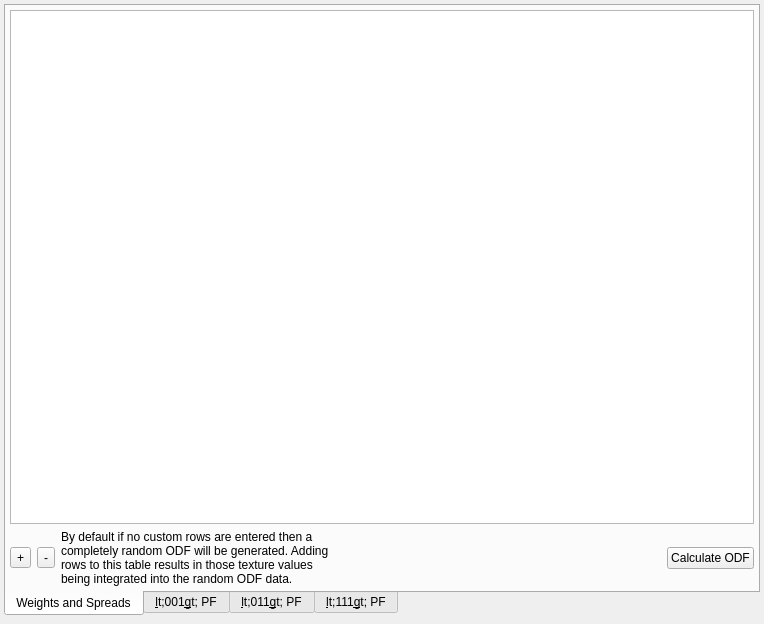
First picture: the form in Source/StatsGenerator/UI_Files/StatsGenODFWidget.ui, repository BlueQuartzSoftware/DREAM3D, before the edit.
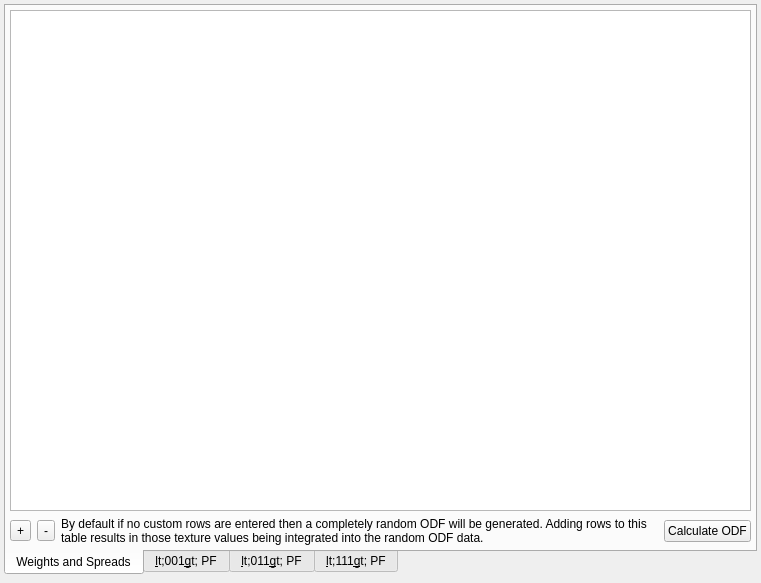
Second picture: the form after the edit. Custom widgets are drawn as their Qt base class.

Commit message: Adding API to set the Tab Names of the 3 plots on the ODF Tab Widgets. Adding code to set the Plot Tab names correctly when the crystal structure changes in the ODFWidget. Removing the axis scales, units and backbones from the ODF plots. Renaming the OrthoRhombic to AxisOrthoRhombic to distinguish between the actual OrthoRhombic Crystal Structure and the OrthoRhombic needed by the Axis ODF Widget

Patch:
```diff
--- a/Source/StatsGenerator/UI_Files/StatsGenODFWidget.ui
+++ b/Source/StatsGenerator/UI_Files/StatsGenODFWidget.ui
@@ -6,8 +6,8 @@
    <rect>
     <x>0</x>
     <y>0</y>
-    <width>764</width>
-    <height>624</height>
+    <width>761</width>
+    <height>583</height>
    </rect>
   </property>
   <property name="windowTitle">
@@ -62,7 +62,7 @@
         </widget>
        </item>
        <item row="1" column="0">
-        <layout class="QHBoxLayout" name="horizontalLayout_4" stretch="0,0,0,0,0">
+        <layout class="QHBoxLayout" name="horizontalLayout_4" stretch="0,0,0,0">
          <property name="sizeConstraint">
           <enum>QLayout::SetMinAndMaxSize</enum>
          </property>
@@ -82,6 +82,12 @@
          </item>
          <item>
           <widget class="QLabel" name="label_2">
+           <property name="sizePolicy">
+            <sizepolicy hsizetype="Preferred" vsizetype="Preferred">
+             <horstretch>0</horstretch>
+             <verstretch>0</verstretch>
+            </sizepolicy>
+           </property>
            <property name="text">
             <string>By default if no custom rows are entered then a completely random ODF will be generated. Adding rows to this table results in those texture values being integrated into the random ODF data.</string>
            </property>
@@ -90,21 +96,14 @@
            </property>
           </widget>
          </item>
-         <item>
-          <spacer name="horizontalSpacer_2">
-           <property name="orientation">
-            <enum>Qt::Horizontal</enum>
-           </property>
-           <property name="sizeHint" stdset="0">
-            <size>
-             <width>78</width>
-             <height>48</height>
-            </size>
-           </property>
-          </spacer>
-         </item>
          <item>
           <widget class="QPushButton" name="m_CalculateODFBtn">
+           <property name="sizePolicy">
+            <sizepolicy hsizetype="Maximum" vsizetype="Fixed">
+             <horstretch>0</horstretch>
+             <verstretch>0</verstretch>
+            </sizepolicy>
+           </property>
            <property name="text">
             <string>Calculate ODF</string>
            </property>
```
Left out of the diff: 11 changed lines with no effect on the pictures. The commit also changes 5 other files.
